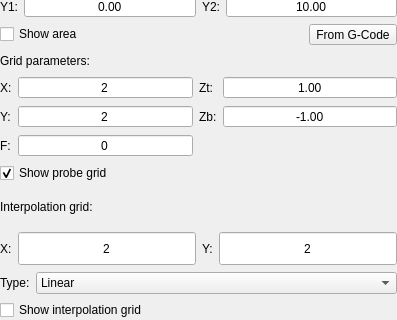
Above: src/gpilot/ui/forms/partials/main/partmainheightmap.ui from etet100/AstroCore-GCode-Sender before the change; both pictures show x 0 to 397 and y 244 to 564 of the 397 by 564 pixel window. Below: the same form after it.
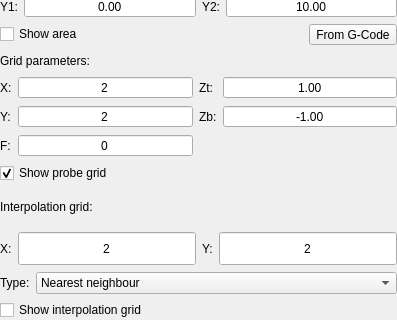
That is the form after the change. Custom widgets are drawn as their Qt base class.

Commit message: Nearest neighbour interpolator

```diff
--- a/src/gpilot/ui/forms/partials/main/partmainheightmap.ui
+++ b/src/gpilot/ui/forms/partials/main/partmainheightmap.ui
@@ -967,6 +967,11 @@
               <verstretch>0</verstretch>
              </sizepolicy>
             </property>
+            <item>
+             <property name="text">
+              <string>Nearest neighbour</string>
+             </property>
+            </item>
             <item>
              <property name="text">
               <string>Linear</string>
```
The commit also changes 3 other files.
